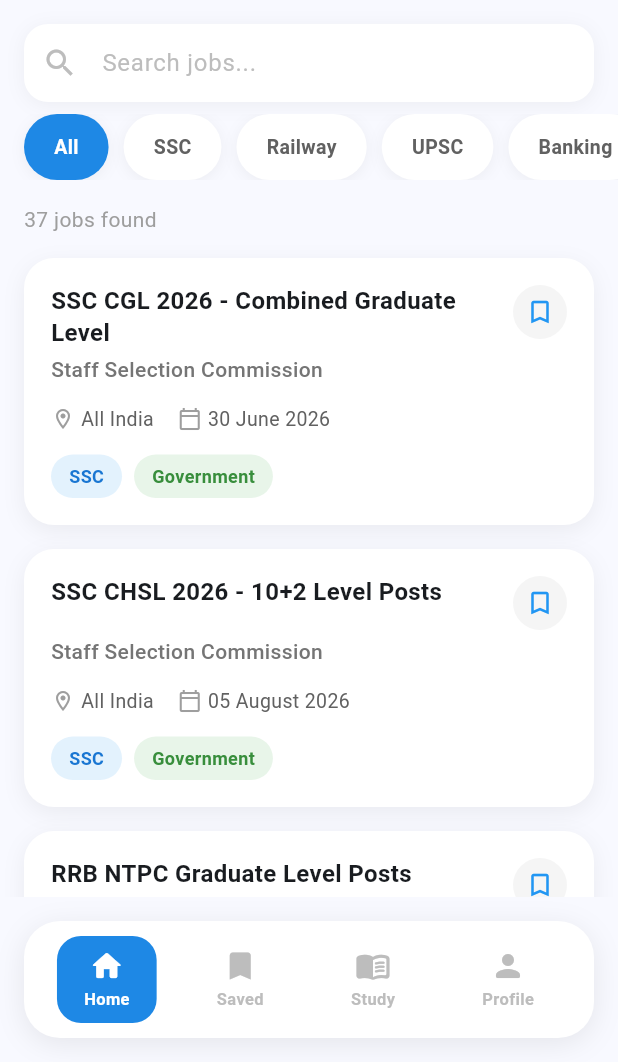
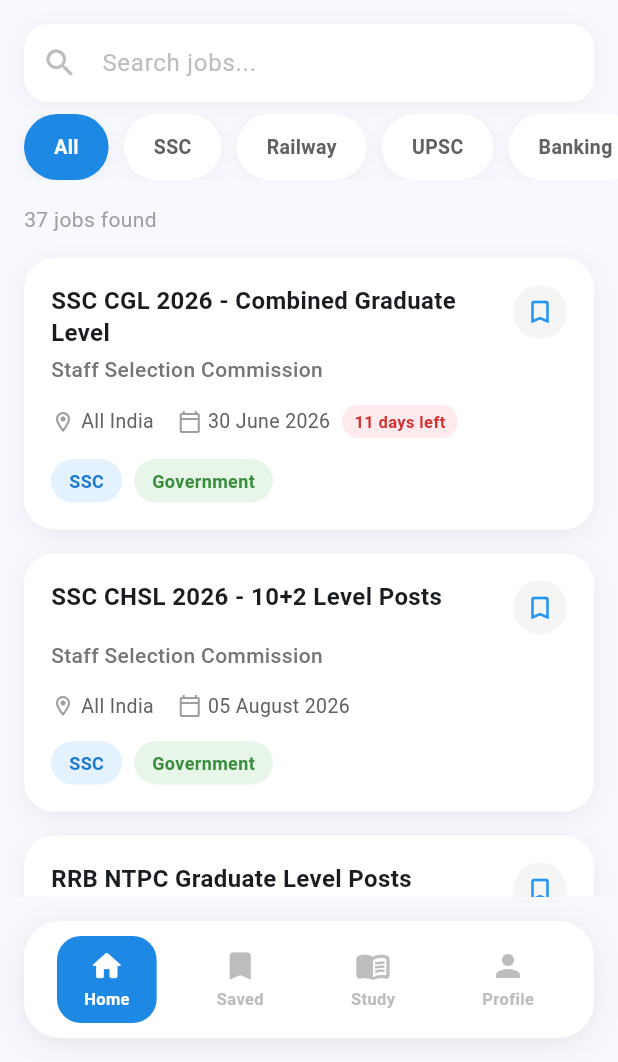
Before and after one commit to NewstartupNewworld/rozgar, a Flutter app: the screen it shows after launch, on a phone screen of 412 x 824 dp, the part 174-1236 px from its top. Run offline on Flutter 3.47's test engine with Material 3 defaults, Android fonts, the phone set to English and light mode, and no system bars.

Commit message:
Added deadline urgency badges on job cards

```diff
--- a/lib/job_card.dart
+++ b/lib/job_card.dart
@@ -15,9 +15,29 @@ class JobCard extends StatefulWidget {
 class _JobCardState extends State<JobCard> {
   final SavedJobsManager savedManager = SavedJobsManager();
 
+  int? getDaysLeft(String lastDate) {
+    try {
+      final parts = lastDate.split(' ');
+      final day = int.parse(parts[0]);
+      final months = {
+        'January': 1, 'February': 2, 'March': 3, 'April': 4,
+        'May': 5, 'June': 6, 'July': 7, 'August': 8,
+        'September': 9, 'October': 10, 'November': 11, 'December': 12,
+      };
+      final month = months[parts[1]] ?? 1;
+      final year = int.parse(parts[2]);
+      final deadline = DateTime(year, month, day);
+      final today = DateTime.now();
+      return deadline.difference(today).inDays;
+    } catch (e) {
+      return null;
+    }
+  }
+
   @override
   Widget build(BuildContext context) {
     final isSaved = savedManager.isSaved(widget.job);
+    final daysLeft = getDaysLeft(widget.job.lastDate);
 
     return GestureDetector(
       onTap: () {
@@ -36,7 +56,7 @@ class _JobCardState extends State<JobCard> {
           borderRadius: BorderRadius.circular(20),
           boxShadow: [
             BoxShadow(
-              color: Colors.black.withOpacity(0.06),
+              color: Colors.black.withValues(alpha: 0.06),
               blurRadius: 12,
               offset: const Offset(0, 4),
             ),
@@ -92,7 +112,8 @@ class _JobCardState extends State<JobCard> {
               ),
             ),
             const SizedBox(height: 14),
-            Row(
+            Wrap(
+              crossAxisAlignment: WrapCrossAlignment.center,
               children: [
                 Icon(Icons.location_on_outlined,
                     size: 16, color: Colors.grey.shade500),
@@ -109,6 +130,25 @@ class _JobCardState extends State<JobCard> {
                   widget.job.lastDate,
                   style: TextStyle(fontSize: 13, color: Colors.grey.shade700),
                 ),
+                if (daysLeft != null && daysLeft >= 0 && daysLeft <= 14) ...[
+                  const SizedBox(width: 8),
+                  Container(
+                    padding: const EdgeInsets.symmetric(
+                        horizontal: 8, vertical: 3),
+                    decoration: BoxDecoration(
+                      color: Colors.red.shade50,
+                      borderRadius: BorderRadius.circular(10),
+                    ),
+                    child: Text(
+                      '$daysLeft days left',
+                      style: TextStyle(
+                        fontSize: 11,
+                        fontWeight: FontWeight.w700,
+                        color: Colors.red.shade700,
+                      ),
+                    ),
+                  ),
+                ],
               ],
             ),
             const SizedBox(height: 14),
```
